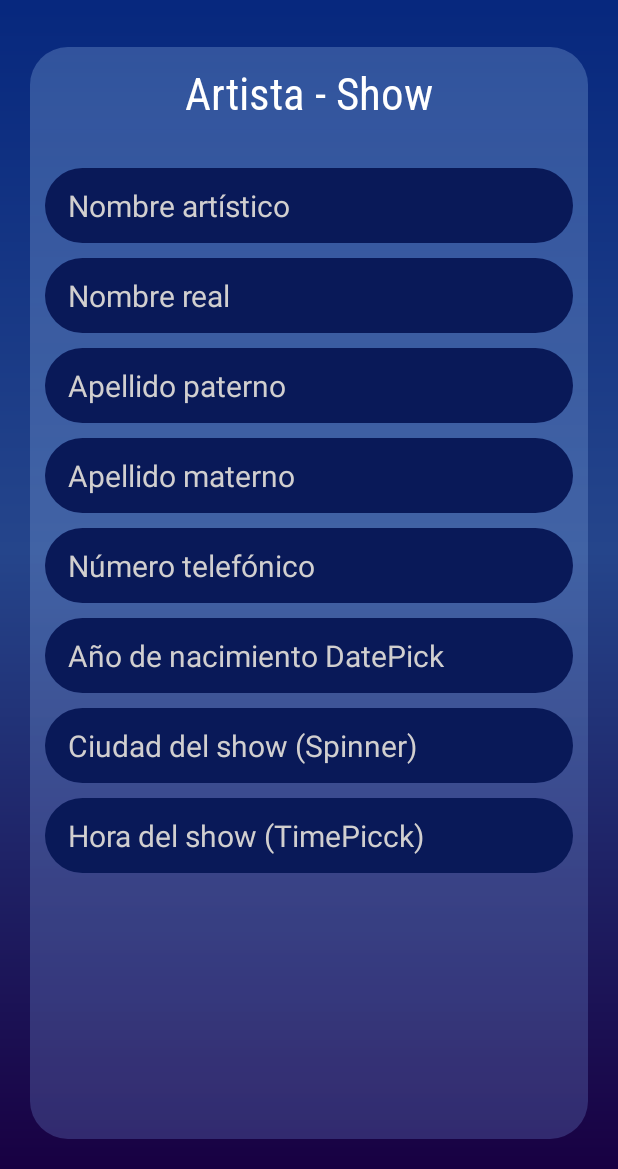
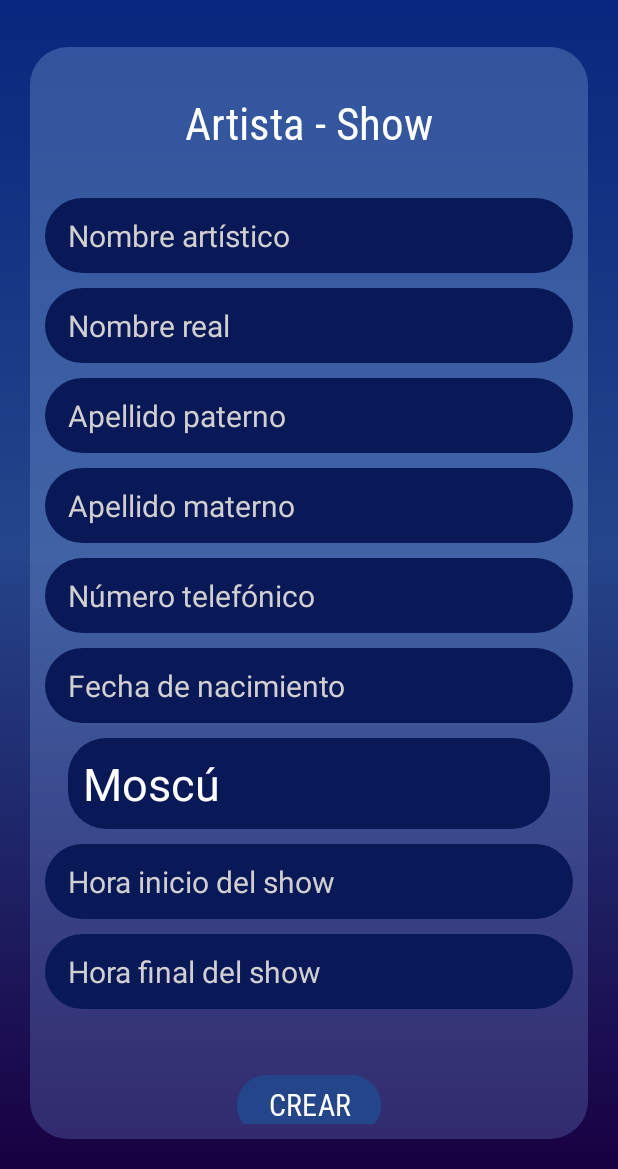
Before and after one commit to Adro-Ornelas/frecuency, an Android app: the MainActivity screen opened directly, with no data from a screen before it, on a phone screen of 412 x 824 dp, the part 67-1236 px from its top. Run offline under Robolectric (Android 15) with nearby library versions, the phone set to English and light mode, and no system bars; network calls fail.

Commit message:
Casu teerminada main

```diff
--- a/app/src/main/java/com/example/frecuency/MainActivity.java
+++ b/app/src/main/java/com/example/frecuency/MainActivity.java
@@ -1,12 +1,18 @@
 package com.example.frecuency;
 
+import android.app.DatePickerDialog;
 import android.content.Context;
 import android.content.Intent;
 import android.content.SharedPreferences;
 import android.os.Bundle;
 import android.view.Menu;
 import android.view.MenuItem;
+import android.view.View;
+import android.widget.ArrayAdapter;
 import android.widget.Button;
+import android.widget.DatePicker;
+import android.widget.EditText;
+import android.widget.Spinner;
 import android.widget.Toast;
 
 import androidx.activity.EdgeToEdge;
@@ -17,10 +23,15 @@ import androidx.core.graphics.Insets;
 import androidx.core.view.ViewCompat;
 import androidx.core.view.WindowInsetsCompat;
 
+import java.util.Calendar;
+
 public class MainActivity extends AppCompatActivity {
     Toolbar toolbar;
     SharedPreferences archivo;
-    //  RecyclerView recyclerView;
+    EditText edt_nombreArt, edt_nombreReal, edt_apep, edt_apem, edt_numT, edt_borndate,
+             edt_ciudad, edt_horaInicio, edt_horaFinal;
+    Spinner spinner_city;
+
     Button playlist, albums, artistas;
     @Override
     protected void onCreate(Bundle savedInstanceState) {
@@ -33,17 +44,76 @@ public class MainActivity extends AppCompatActivity {
             return insets;
         });
 
+        // Asignar ID a cada componente
+        edt_nombreArt = findViewById(R.id.edt_nombre_art);
+        edt_nombreReal = findViewById(R.id.edt_nombre_real);
+        edt_apep = findViewById(R.id.edt_apep);
+        edt_apem = findViewById(R.id.edt_apem);
+        edt_numT = findViewById(R.id.edt_tel);
+        edt_borndate = findViewById(R.id.edt_borndate);
+        spinner_city = findViewById(R.id.spinner_city);
+        edt_horaInicio = findViewById(R.id.edt_horaInicio);
+        edt_horaFinal = findViewById(R.id.edt_horaFinal);
+
+        // Para Spinner
+        String ciudades[] = {"Moscú", "Berlín", "Guanajato", "GDL"};
+        ArrayAdapter<String> adaptador1 = new ArrayAdapter<String>(this,
+                R.layout.spinner1_cities,
+                ciudades);
+        spinner_city.setAdapter(adaptador1);
+
+        // Para toolbar
         toolbar = findViewById(R.id.toolbar);
         setSupportActionBar(toolbar);
-        archivo = this.getSharedPreferences("sesion", Context.MODE_PRIVATE);
-        // RecyclerView Para mostrar tablas
-        /*
-        recyclerView = findViewById(R.id.recyclerview);
-        nombrarPlaylist();
-        playlist = findViewById(R.id.btn_playlist);
-        albums = findViewById(R.id.btn_albums);
-        artistas = findViewById(R.id.btn_artistas);*/
 
+        // ClickListener para fecha de nacimiento
+        edt_borndate.setOnClickListener(new View.OnClickListener() {
+            @Override
+            public void onClick(View view) {
+                picker_borndate();
+            }
+        });
+        // ClickListener para hora inicio
+        edt_horaInicio.setOnClickListener(new View.OnClickListener() {
+            @Override
+            public void onClick(View view) {
+                picker_horaInicio();
+            }
+        });
+        // ClickListener para hora final
+        edt_horaFinal.setOnClickListener(new View.OnClickListener() {
+            @Override
+            public void onClick(View view) {
+                picker_horaFinal();
+            }
+        });
+    }
+
+    private void picker_horaFinal() {
+    }
+
+    private void picker_horaInicio() {
+
+    }
+
+    private void picker_borndate() {
+
+        int d, m, y;    // day, month, year
+        Calendar calendar = Calendar.getInstance();
+        d = calendar.get(Calendar.DAY_OF_MONTH);
+        m = calendar.get(Calendar.MONTH);
+        y = calendar.get(Calendar.YEAR);
+
+        DatePickerDialog datePickerDialog = new DatePickerDialog(this, new DatePickerDialog.OnDateSetListener() {
+            @Override
+            public void onDateSet(DatePicker view, int year, int month, int dayOfMonth) {
+                // Suma uno a día porque inicia desde cero
+                String cadena = "" + (dayOfMonth + 1) + "/" +
+                        month + "/" + year;
+                edt_borndate.setText(cadena);
+            }
+        }, y, m, d);
+        datePickerDialog.show();    // Mostrar datePickerD
     }
 
     // Inflar options menu
--- a/app/src/main/res/layout/activity_main.xml
+++ b/app/src/main/res/layout/activity_main.xml
@@ -4,9 +4,10 @@
     android:id="@+id/main"
     android:layout_width="match_parent"
     android:layout_height="match_parent"
-    tools:context=".MainActivity"
+    android:background="@drawable/gradient_background"
     android:orientation="vertical"
-    android:background="@drawable/gradient_background">
+    tools:context=".MainActivity">
+
     <include
         android:id="@+id/toolbar"
         layout="@layout/toolbar" />
@@ -14,137 +15,171 @@
     <LinearLayout
         android:layout_width="match_parent"
         android:layout_height="match_parent"
+        android:layout_margin="20dp"
+        android:background="@drawable/rounded_edges_main"
         android:orientation="vertical"
-        android:background="@drawable/rounded_edges_main"
-        android:layout_margin="20dp"
         android:padding="10dp">
 
         <TextView
             android:layout_width="match_parent"
             android:layout_height="wrap_content"
-            android:textSize="30sp"
-            android:text="@string/artista_show"
-            android:gravity="center"
-            android:textColor="@color/white"
+            android:layout_marginTop="20dp"
             android:layout_marginBottom="30dp"
             android:fontFamily="@font/roboto_condense_regular"
-            />
+            android:gravity="center"
+            android:text="@string/artista_show"
+            android:textColor="@color/white"
+            android:textSize="30sp" />
+
         <EditText
             android:id="@+id/edt_nombre_art"
             android:layout_width="match_parent"
             android:layout_height="50dp"
+            android:layout_marginBottom="10dp"
+            android:autofillHints=""
             android:background="@drawable/rounded_edges"
-        android:textSize="20sp"
             android:hint="@string/nombre_art"
-        android:textColorHint="@color/hintColor"
-        android:textColor="@color/white"
+            android:inputType="textPersonName"
             android:paddingStart="15dp"
             android:paddingEnd="15dp"
-        android:layout_marginBottom="10dp"
-        android:autofillHints=""
-        android:inputType="textPersonName"/>
+            android:textColor="@color/white"
+            android:textColorHint="@color/hintColor"
+            android:textSize="20sp" />
 
         <EditText
             android:id="@+id/edt_nombre_real"
             android:layout_width="match_parent"
             android:layout_height="50dp"
+            android:layout_marginBottom="10dp"
+            android:autofillHints=""
             android:background="@drawable/rounded_edges"
-            android:textSize="20sp"
             android:hint="@string/nombre_real"
-            android:textColorHint="@color/hintColor"
-            android:textColor="@color/white"
+            android:inputType="textPersonName"
             android:paddingStart="15dp"
             android:paddingEnd="15dp"
-            android:layout_marginBottom="10dp"
-            android:autofillHints=""
-            android:inputType="textEmailAddress"/>
+            android:textColor="@color/white"
+            android:textColorHint="@color/hintColor"
+            android:textSize="20sp" />
 
         <EditText
             android:id="@+id/edt_apep"
             android:layout_width="match_parent"
             android:layout_height="50dp"
+            android:layout_marginBottom="10dp"
+            android:autofillHints=""
             android:background="@drawable/rounded_edges"
-            android:textSize="20sp"
             android:hint="@string/apellido_paterno"
-            android:textColorHint="@color/hintColor"
-            android:textColor="@color/white"
+            android:inputType="text"
             android:paddingStart="15dp"
             android:paddingEnd="15dp"
-            android:layout_marginBottom="10dp"
-            android:autofillHints=""
-            android:inputType="textEmailAddress"/>
+            android:textColor="@color/white"
+            android:textColorHint="@color/hintColor"
+            android:textSize="20sp" />
+
         <EditText
             android:id="@+id/edt_apem"
             android:layout_width="match_parent"
             android:layout_height="50dp"
+            android:layout_marginBottom="10dp"
+            android:autofillHints=""
             android:background="@drawable/rounded_edges"
-            android:textSize="20sp"
             android:hint="@string/apellido_materno"
-            android:textColorHint="@color/hintColor"
-            android:textColor="@color/white"
+            android:inputType="text"
             android:paddingStart="15dp"
             android:paddingEnd="15dp"
-            android:layout_marginBottom="10dp"
-            android:autofillHints=""
-            android:inputType="textEmailAddress"/>
+            android:textColor="@color/white"
+            android:textColorHint="@color/hintColor"
+            android:textSize="20sp" />
 
         <EditText
             android:id="@+id/edt_tel"
             android:layout_width="match_parent"
             android:layout_height="50dp"
+            android:layout_marginBottom="10dp"
+            android:autofillHints=""
             android:background="@drawable/rounded_edges"
-            android:textSize="20sp"
             android:hint="@string/num_telefon"
-            android:textColorHint="@color/hintColor"
-            android:textColor="@color/white"
+            android:inputType="phone"
             android:paddingStart="15dp"
             android:paddingEnd="15dp"
+            android:textColor="@color/white"
+            android:textColorHint="@color/hintColor"
+            android:textSize="20sp" />
+
+        <EditText
+            android:id="@+id/edt_borndate"
+            android:layout_width="match_parent"
+            android:layout_height="50dp"
             android:layout_marginBottom="10dp"
             android:autofillHints=""
-            android:inputType="number"/>
+            android:background="@drawable/rounded_edges"
+            android:clickable="true"
+            android:focusable="false"
+            android:hint="@string/fecha_de_nacimiento"
+            android:inputType="date"
+            android:paddingStart="15dp"
+            android:paddingEnd="15dp"
+            android:textColor="@color/white"
+            android:textColorHint="@color/hintColor"
+            android:textSize="20sp" />
+
+        <Spinner
+            android:id="@+id/spinner_city"
+            android:layout_width="match_parent"
+            android:layout_height="wrap_content"
+            android:paddingStart="15dp"
+            android:paddingEnd="15dp"
+            android:textColor="@color/white"
+            android:layout_marginBottom="10dp" />
 
         <EditText
-            android:id="@+id/nombre1"
+            android:id="@+id/edt_horaInicio"
             android:layout_width="match_parent"
             android:layout_height="50dp"
+            android:layout_marginBottom="10dp"
+            android:autofillHints=""
             android:background="@drawable/rounded_edges"
-            android:textSize="20sp"
-            android:hint="Año de nacimiento DatePick"
-            android:textColorHint="@color/hintColor"
-            android:textColor="@color/white"
+            android:clickable="true"
+            android:focusable="false"
+            android:hint="@string/hora_inicio_del_show"
+            android:inputType="time"
             android:paddingStart="15dp"
             android:paddingEnd="15dp"
+            android:textColor="@color/white"
+            android:textColorHint="@color/hintColor"
+            android:textSize="20sp" />
+
+        <EditText
+            android:id="@+id/edt_horaFinal"
+            android:layout_width="match_parent"
+            android:layout_height="50dp"
             android:layout_marginBottom="10dp"
             android:autofillHints=""
-            android:inputType="textEmailAddress"/>
-        <EditText
-            android:id="@+id/nombre3"
-            android:layout_width="match_parent"
-            android:layout_height="50dp"
             android:background="@drawable/rounded_edges"
-            android:textSize="20sp"
-            android:hint="Ciudad del show (Spinner)"
-            android:textColorHint="@color/hintColor"
-            android:textColor="@color/white"
+            android:clickable="true"
+            android:focusable="false"
+            android:hint="@string/hora_final_del_show"
+            android:inputType="time"
             android:paddingStart="15dp"
             android:paddingEnd="15dp"
-            android:layout_marginBottom="10dp"
-            android:autofillHints=""
-            android:inputType="textEmailAddress"/>
-        <EditText
-            android:id="@+id/nombre"
-            android:layout_width="match_parent"
-            android:layout_height="50dp"
-            android:background="@drawable/rounded_edges"
-            android:textSize="20sp"
-            android:hint="Hora del show (TimePicck)"
+            android:textColor="@color/white"
             android:textColorHint="@color/hintColor"
+            android:textSize="20sp" />
+
+        <Button
+            android:id="@+id/btn_artistas"
+            android:layout_width="96dp"
+            android:layout_height="48dp"
+            android:backgroundTint="@color/blue"
+            android:fontFamily="@font/roboto_condense_regular"
+            android:paddingStart="20dp"
+            android:paddingEnd="20dp"
+            android:gravity="center"
+            android:layout_gravity="center"
+            android:text="CREAR"
+            android:layout_marginTop="30dp"
             android:textColor="@color/white"
-            android:paddingStart="15dp"
-            android:paddingEnd="15dp"
-            android:layout_marginBottom="10dp"
-            android:autofillHints=""
-            android:inputType="textEmailAddress"/>
+            android:textSize="20sp" />
 
     </LinearLayout>
 
--- /dev/null
+++ b/app/src/main/res/layout/spinner1_cities.xml
@@ -0,0 +1,11 @@
+<?xml version="1.0" encoding="utf-8"?>
+
+<TextView xmlns:android="http://schemas.android.com/apk/res/android"
+    android:layout_width="match_parent"
+    android:layout_height="match_parent"
+    android:background="@drawable/rounded_edges"
+    android:textColor="@color/white"
+    android:textColorHint="@color/hintColor"
+    android:padding="10dp"
+    android:textSize="30sp"
+    />
--- a/app/src/main/res/values/strings.xml
+++ b/app/src/main/res/values/strings.xml
@@ -58,6 +58,7 @@
         libero vel nunc consequat, quis tincidunt nisl eleifend. Cras bibendum enim a justo luctus
         vestibulum. Fusce dictum libero quis erat maximus, vitae volutpat diam dignissim.
     </string>
+
     <string name="album_image">Imagen del álbum</string>
     <string name="skip">skip</string>
     <string name="play">play</string>
@@ -68,4 +69,7 @@
     <string name="apellido_materno">Apellido materno</string>
     <string name="num_telefon">Número telefónico</string>
     <string name="artista_show">Artista - Show</string>
+    <string name="fecha_de_nacimiento">Fecha de nacimiento</string>
+    <string name="hora_final_del_show">Hora final del show</string>
+    <string name="hora_inicio_del_show">Hora inicio del show</string>
 </resources>
```
Lines whose indentation alone changed are shown as unchanged.
